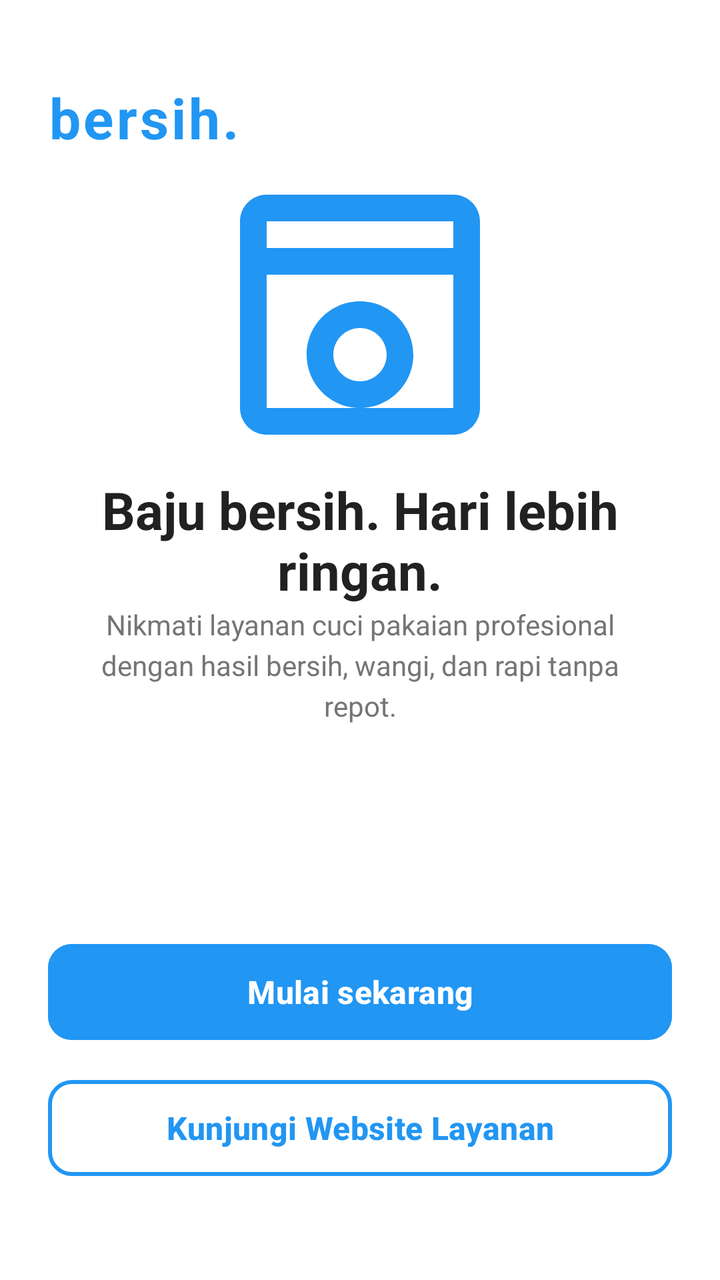
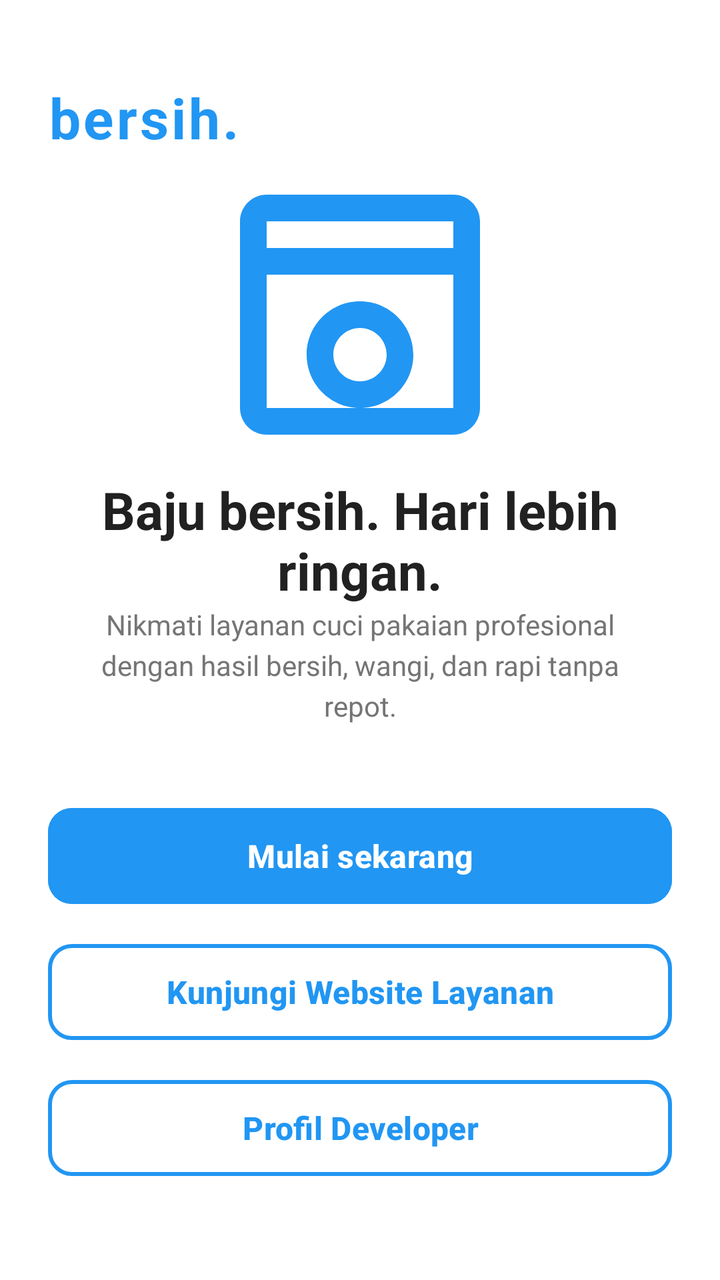

Compare the two renders of this Android layout. The source of the first and the diff that turns it into the second are given below.
<!-- AndroidManifest.xml: application theme Theme.ProjekLaundry_Danis -->
<!-- res/layout/activity_main.xml -->
<?xml version="1.0" encoding="utf-8"?>
<androidx.constraintlayout.widget.ConstraintLayout xmlns:android="http://schemas.android.com/apk/res/android"
    xmlns:app="http://schemas.android.com/apk/res-auto"
    xmlns:tools="http://schemas.android.com/tools"
    android:id="@+id/main"
    android:layout_width="match_parent"
    android:layout_height="match_parent"
    android:background="@color/white"
    android:padding="24dp"
    tools:context=".MainActivity">

    
    <TextView
        android:id="@+id/tvLogo"
        android:layout_width="wrap_content"
        android:layout_height="wrap_content"
        android:text="@string/logo_text"
        android:textSize="28sp"
        android:textStyle="bold"
        android:textColor="#2196F3"
        android:letterSpacing="0.05"
        app:layout_constraintTop_toTopOf="parent"
        app:layout_constraintStart_toStartOf="parent"
        android:layout_marginTop="16dp" />

    
    <ImageView
        android:id="@+id/ivIllustration"
        android:layout_width="160dp"
        android:layout_height="160dp"
        android:src="@drawable/ic_washing_machine"
        android:contentDescription="@string/illustration_desc"
        app:layout_constraintTop_toBottomOf="@id/tvLogo"
        app:layout_constraintBottom_toTopOf="@id/tvTitle"
        app:layout_constraintStart_toStartOf="parent"
        app:layout_constraintEnd_toEndOf="parent" />

    
    <TextView
        android:id="@+id/tvTitle"
        android:layout_width="0dp"
        android:layout_height="wrap_content"
        android:text="@string/welcome_title"
        android:textSize="26sp"
        android:textStyle="bold"
        android:textColor="#212121"
        android:textAlignment="center"
        app:layout_constraintTop_toBottomOf="@id/ivIllustration"
        app:layout_constraintStart_toStartOf="parent"
        app:layout_constraintEnd_toEndOf="parent"
        android:layout_marginBottom="8dp" />

    
    <TextView
        android:id="@+id/tvDescription"
        android:layout_width="0dp"
        android:layout_height="wrap_content"
        android:text="@string/welcome_description"
        android:textSize="14sp"
        android:textColor="#757575"
        android:textAlignment="center"
        android:lineSpacingExtra="4dp"
        app:layout_constraintTop_toBottomOf="@id/tvTitle"
        app:layout_constraintStart_toStartOf="parent"
        app:layout_constraintEnd_toEndOf="parent"
        android:layout_marginHorizontal="16dp" />

    
    <Button
        android:id="@+id/btnStart"
        android:layout_width="0dp"
        android:layout_height="56dp"
        android:text="@string/btn_start"
        android:textSize="16sp"
        android:textStyle="bold"
        android:textColor="@color/white"
        android:backgroundTint="#2196F3"
        app:cornerRadius="12dp"
        app:layout_constraintBottom_toTopOf="@id/btnWebsite"
        app:layout_constraintStart_toStartOf="parent"
        app:layout_constraintEnd_toEndOf="parent"
        android:layout_marginBottom="12dp" />

    
    <com.google.android.material.button.MaterialButton
        android:id="@+id/btnWebsite"
        style="?attr/materialButtonOutlinedStyle"
        android:layout_width="0dp"
        android:layout_height="56dp"
        android:text="@string/btn_website"
        android:textSize="16sp"
        android:textStyle="bold"
        android:textColor="#2196F3"
        app:strokeColor="#2196F3"
        app:strokeWidth="2dp"
        app:cornerRadius="12dp"
        app:layout_constraintBottom_toBottomOf="parent"
        app:layout_constraintStart_toStartOf="parent"
        app:layout_constraintEnd_toEndOf="parent"
        android:layout_marginBottom="24dp" />

</androidx.constraintlayout.widget.ConstraintLayout>
<!-- resources referenced by this layout -->
<resources>
  <color name="white">#FFFFFFFF</color>
  <!-- drawable ic_washing_machine (drawable) -->
  <vector xmlns:android="http://schemas.android.com/apk/res/android"
      android:width="120dp"
      android:height="120dp"
      android:viewportWidth="24"
      android:viewportHeight="24">
    <path
        android:fillColor="#2196F3"
        android:pathData="M19,3H5C3.9,3 3,3.9 3,5v14c0,1.1 0.9,2 2,2h14c1.1,0 2,-0.9 2,-2V5C21,3.9 20.1,3 19,3zM19,5v2H5V5H19zM5,19V9h14v10H5zM12,11c-2.21,0 -4,1.79 -4,4s1.79,4 4,4 4,-1.79 4,-4 -1.79,-4 -4,-4zM12,17c-1.1,0 -2,-0.9 -2,-2s0.9,-2 2,-2 2,0.9 2,2 -0.9,2 -2,2z"/>
  </vector>
  <string name="btn_start">Mulai sekarang</string>
  <string name="btn_website">Kunjungi Website Layanan</string>
  <string name="illustration_desc">Ilustrasi Mesin Cuci</string>
  <string name="logo_text">bersih.</string>
  <string name="welcome_description">Nikmati layanan cuci pakaian profesional dengan hasil bersih, wangi, dan rapi tanpa repot.</string>
  <string name="welcome_title">Baju bersih. Hari lebih ringan.</string>
  <style name="Theme.ProjekLaundry_Danis" parent="Base.Theme.ProjekLaundry_Danis" />
  <style name="Base.Theme.ProjekLaundry_Danis" parent="Theme.Material3.DayNight.NoActionBar">
          
          
      </style>
</resources>

<!-- the commit's change to res/layout/activity_main.xml (unified diff, before → after) -->
@@ -94,6 +94,24 @@
         app:strokeColor="#2196F3"
         app:strokeWidth="2dp"
         app:cornerRadius="12dp"
+        app:layout_constraintBottom_toTopOf="@id/btnDeveloper"
+        app:layout_constraintStart_toStartOf="parent"
+        app:layout_constraintEnd_toEndOf="parent"
+        android:layout_marginBottom="12dp" />
+
+    
+    <com.google.android.material.button.MaterialButton
+        android:id="@+id/btnDeveloper"
+        style="?attr/materialButtonOutlinedStyle"
+        android:layout_width="0dp"
+        android:layout_height="56dp"
+        android:text="Profil Developer"
+        android:textSize="16sp"
+        android:textStyle="bold"
+        android:textColor="#2196F3"
+        app:strokeColor="#2196F3"
+        app:strokeWidth="2dp"
+        app:cornerRadius="12dp"
         app:layout_constraintBottom_toBottomOf="parent"
         app:layout_constraintStart_toStartOf="parent"
         app:layout_constraintEnd_toEndOf="parent"
